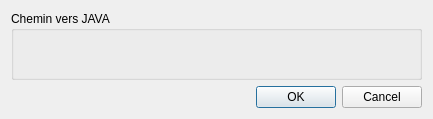
hboussard/chloe5_qgis, file settings/settings_dialog.ui: the form before one commit.
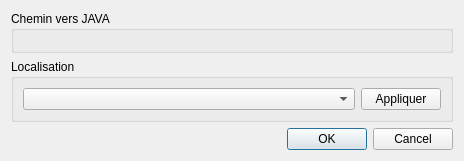
The form after the commit. Custom widgets are drawn as their Qt base class.

Commit message: Add geographic context settings and UI components in SettingsDialog

The edit to the form file:
```diff
--- a/settings/settings_dialog.ui
+++ b/settings/settings_dialog.ui
@@ -6,8 +6,8 @@
    <rect>
     <x>0</x>
     <y>0</y>
-    <width>433</width>
-    <height>119</height>
+    <width>464</width>
+    <height>161</height>
    </rect>
   </property>
   <property name="windowTitle">
@@ -26,6 +26,31 @@
      </layout>
     </widget>
    </item>
+   <item>
+    <widget class="QGroupBox" name="groupBox_locale">
+     <property name="title">
+      <string>Localisation</string>
+     </property>
+     <layout class="QHBoxLayout" name="horizontalLayout">
+      <item>
+       <widget class="QComboBox" name="comboBox_geographic_context"/>
+      </item>
+      <item>
+       <widget class="QPushButton" name="pushButton_apply_geographic_context">
+        <property name="maximumSize">
+         <size>
+          <width>80</width>
+          <height>16777215</height>
+         </size>
+        </property>
+        <property name="text">
+         <string>Appliquer</string>
+        </property>
+       </widget>
+      </item>
+     </layout>
+    </widget>
+   </item>
    <item>
     <widget class="QDialogButtonBox" name="buttonBox">
      <property name="standardButtons">
```
The commit also changes 3 other files.
